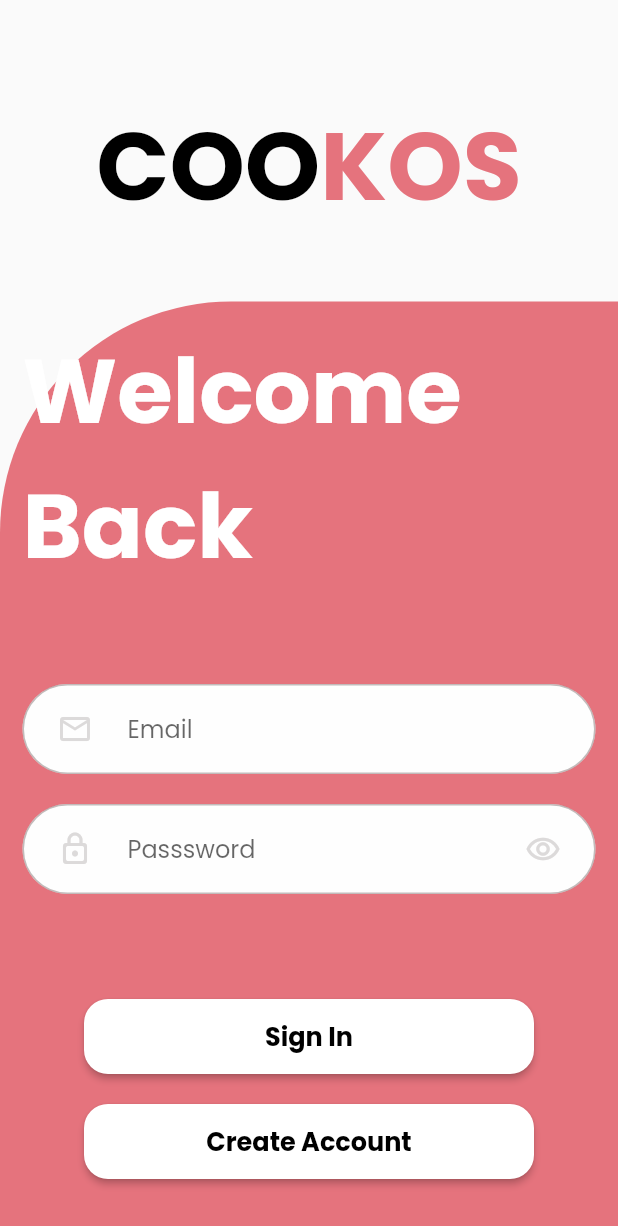
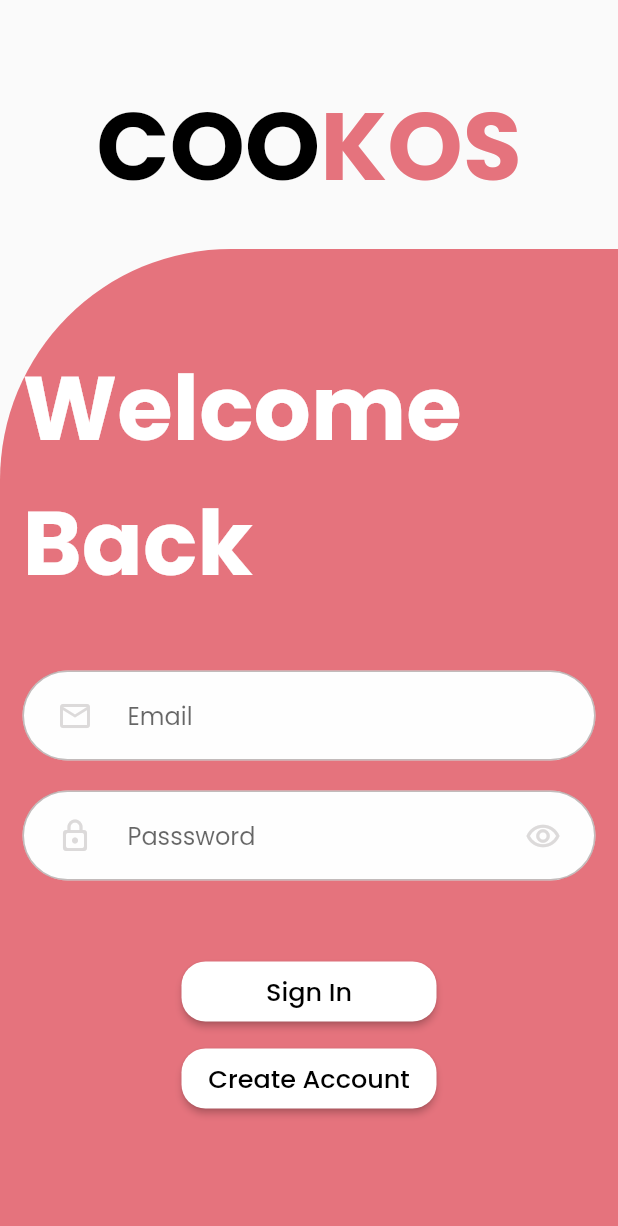
Before and after one commit to Bodan07/COOKOS_NEW, a Flutter app: the screen it shows after launch, on a phone screen of 412 x 824 dp. Shown: the top 1226 px of the screen. Run offline on Flutter 3.47's test engine with Material 2 defaults, Android fonts, the phone set to English and light mode, and no system bars; our stand-ins replace cloud_firestore, firebase_auth, firebase_core, firebase_storage, flutter_rating_bar, get and 4 more; accounts and stored records are empty.

```diff
--- a/lib/main.dart
+++ b/lib/main.dart
@@ -1,5 +1,6 @@
 import 'package:flutter_dev/model/Resep.dart';
 import 'package:flutter_dev/model/ratinguser.dart';
+import 'package:flutter_dev/model/user.dart';
 import 'package:flutter_dev/screen/Main_Page.dart';
 import 'package:flutter_dev/screen/bookmarkPage.dart';
 import 'package:flutter_dev/screen/edit_profile.dart';
@@ -41,7 +42,8 @@ class MyApp extends StatelessWidget {
         providers: [
           ChangeNotifierProvider(create: (context) => Profile()),
           ChangeNotifierProvider(create: (context) => Resep()),
-          ChangeNotifierProvider(create: (context) => RatingUser())
+          ChangeNotifierProvider(create: (context) => RatingUser()),
+          ChangeNotifierProvider(create: (context) => user())
         ],
         child: MaterialApp(
           // get material app
--- a/lib/model/Resep.dart
+++ b/lib/model/Resep.dart
@@ -6,7 +6,7 @@ import 'package:firebase_storage/firebase_storage.dart';
 import 'package:cloud_firestore/cloud_firestore.dart';
 import 'package:firebase_core/firebase_core.dart';
 import 'package:flutter/material.dart';
-import 'User.dart';
+import 'user.dart';
 import 'package:provider/provider.dart';
 
 class Resep extends ChangeNotifier {
--- a/lib/screen/Main_Page.dart
+++ b/lib/screen/Main_Page.dart
@@ -1,5 +1,6 @@
 import 'package:firebase_auth/firebase_auth.dart';
 import 'package:flutter/material.dart';
+import 'package:flutter_dev/model/user.dart';
 import './homepage.dart';
 import './login.dart';
 import 'package:provider/provider.dart';
@@ -15,8 +16,10 @@ class MainPage extends StatelessWidget {
           stream: FirebaseAuth.instance.authStateChanges(),
           builder: (context, snapshot) {
             if (snapshot.hasData) {
-              context.read<Profile>().setid(snapshot.data!.uid);
-              context.read<Profile>().fetchprofile();
+              //context.read<Profile>().setid(snapshot.data!.uid);
+              context.read<Profile>().fetchprofile(snapshot.data!.uid);
+              context.read<user>().fetchuser(snapshot.data!.uid);
+              context.read<user>().fetchbookmark(snapshot.data!.uid);
               return homepage();
             } else {
               return LoginPage();
--- a/lib/screen/login.dart
+++ b/lib/screen/login.dart
@@ -1,5 +1,6 @@
 import 'package:flutter/material.dart';
 import 'package:flutter/services.dart';
+import 'package:flutter_dev/model/user.dart';
 import 'package:flutter_dev/screen/homepage.dart';
 import 'package:provider/provider.dart';
 import 'package:flutter_dev/screen/registrasi.dart';
@@ -34,8 +35,9 @@ class _LoginPageState extends State<LoginPage> {
           .signInWithEmailAndPassword(
               email: emailController.text, password: passwordController.text);
       uid = auth.currentUser!.uid;
-      context.read<Profile>().setuser(uid);
-      context.read<Profile>().fetchprofile();
+      //context.read<Profile>().setuser(uid);
+      context.read<Profile>().fetchprofile(uid);
+      context.read<user>().fetchuser(uid);
       Navigator.push(
           context, MaterialPageRoute(builder: (context) => homepage()));
     } on FirebaseAuthException catch (err) {
@@ -51,10 +53,11 @@ class _LoginPageState extends State<LoginPage> {
     double padding = 16.0; // Example padding value
     double devicePixelRatio = MediaQuery.of(context).devicePixelRatio;
     return Scaffold(
+      resizeToAvoidBottomInset: false,
       body: Column(
         children: [
           SizedBox(
-            height: 63,
+            height: 50,
           ),
           Row(
             mainAxisAlignment: MainAxisAlignment.center,
@@ -78,7 +81,7 @@ class _LoginPageState extends State<LoginPage> {
             ],
           ),
           SizedBox(
-            height: 42,
+            height: 20,
           ),
           Expanded(
             child: Container(
@@ -96,20 +99,33 @@ class _LoginPageState extends State<LoginPage> {
                   children: [
                     Container(
                       alignment: Alignment.centerLeft,
-                      child: Text(
-                        "Welcome Back",
-                        style: TextStyle(
-                          color: const Color.fromARGB(255, 255, 255, 255), // Ubah warna teks
-                          fontSize: 60,
-                          fontWeight: FontWeight.bold
-                           // Sesuaikan ukuran teks
-                        ),
+                      child: Column(
+                        crossAxisAlignment: CrossAxisAlignment.start,
+                        children: [
+                          Text(
+                            "Welcome",
+                            style: TextStyle(
+                                color: const Color.fromARGB(
+                                    255, 255, 255, 255), // Ubah warna teks
+                                fontSize: 60,
+                                fontWeight: FontWeight.bold
+                                // Sesuaikan ukuran teks
+                                ),
+                          ),
+                          Text(
+                            "Back",
+                            style: TextStyle(
+                                color: const Color.fromARGB(
+                                    255, 255, 255, 255), // Ubah warna teks
+                                fontSize: 60,
+                                fontWeight: FontWeight.bold
+                                // Sesuaikan ukuran teks
+                                ),
+                          ),
+                        ],
                       ),
                     ),
                     SizedBox(height: 20),
-                    SizedBox(
-                      height: 20,
-                    ),
                     Container(
                       margin: EdgeInsets.only(left: 29),
                     ),
@@ -122,7 +138,6 @@ class _LoginPageState extends State<LoginPage> {
                     ),
                     passwordForm(
                         hintText: "Passsword", controller: passwordController),
-                    SizedBox(height: 20),
                     SizedBox(height: 50),
                     //container button
                     Container(
@@ -133,7 +148,7 @@ class _LoginPageState extends State<LoginPage> {
                           style: TextStyle(
                             color: Colors.black, // Ubah warna teks
                             fontSize: 17,
-                            fontWeight: FontWeight.w700, // Sesuaikan ukuran teks
+                            //fontWeight: FontWeight.w700, // Sesuaikan ukuran teks
                           ),
                         ),
                         onPressed: () {
@@ -156,11 +171,11 @@ class _LoginPageState extends State<LoginPage> {
                           shape: RoundedRectangleBorder(
                             borderRadius: BorderRadius.circular(16),
                           ),
-                          minimumSize: Size(300, 50),
+                          minimumSize: Size(170, 40),
                         ),
                       ),
                     ),
-                    SizedBox(height: 20),
+                    SizedBox(height: 10),
                     Container(
                       alignment: Alignment.center,
                       child: ElevatedButton(
@@ -169,12 +184,14 @@ class _LoginPageState extends State<LoginPage> {
                           style: TextStyle(
                             color: Colors.black, // Ubah warna teks
                             fontSize: 17,
-                            fontWeight: FontWeight.w700, // Sesuaikan ukuran teks
+                            //fontWeight: FontWeight.w700, // Sesuaikan ukuran teks
                           ),
                         ),
                         onPressed: () {
                           Navigator.push(
-                            context, MaterialPageRoute(builder: (context) => Registrasi()));
+                              context,
+                              MaterialPageRoute(
+                                  builder: (context) => Registrasi()));
                         },
                         style: ElevatedButton.styleFrom(
                           primary: const Color.fromARGB(
@@ -184,11 +201,11 @@ class _LoginPageState extends State<LoginPage> {
                           shape: RoundedRectangleBorder(
                             borderRadius: BorderRadius.circular(16),
                           ),
-                          minimumSize: Size(300, 50),
+                          minimumSize: Size(170, 40),
                         ),
                       ),
                     ),
-                    SizedBox(height: 30),
+                    SizedBox(height: 20),
                   ],
                 ),
               ),
--- a/lib/screen/registrasi.dart
+++ b/lib/screen/registrasi.dart
@@ -34,6 +34,8 @@ class _RegistrasiPageState extends State<Registrasi> {
       final data = {
         'username': usernameController.text,
         'email': emailController.text,
+        'tipe_user': "Cooker",
+        'bookmark': []
       };
       await docuser.doc(uid).set(data);
       context.read<Profile>().createprofile(uid);
```
Also changed, not shown: lib/model/Profile.dart (+4 -3 lines), lib/model/user.dart (+81 -11 lines), lib/screen/Melihat_profile.dart (+4 -4 lines), lib/screen/bookmarkPage.dart (+43 -3 lines), lib/screen/homepage.dart (+13 -3 lines), lib/screen/meilhat_resep.dart (+27 -6 lines), lib/screen/meilhat_resep_senior.dart (+7 -7 lines), lib/widget/thumbnail_resep.dart (+9 -3 lines), pubspec.lock.
